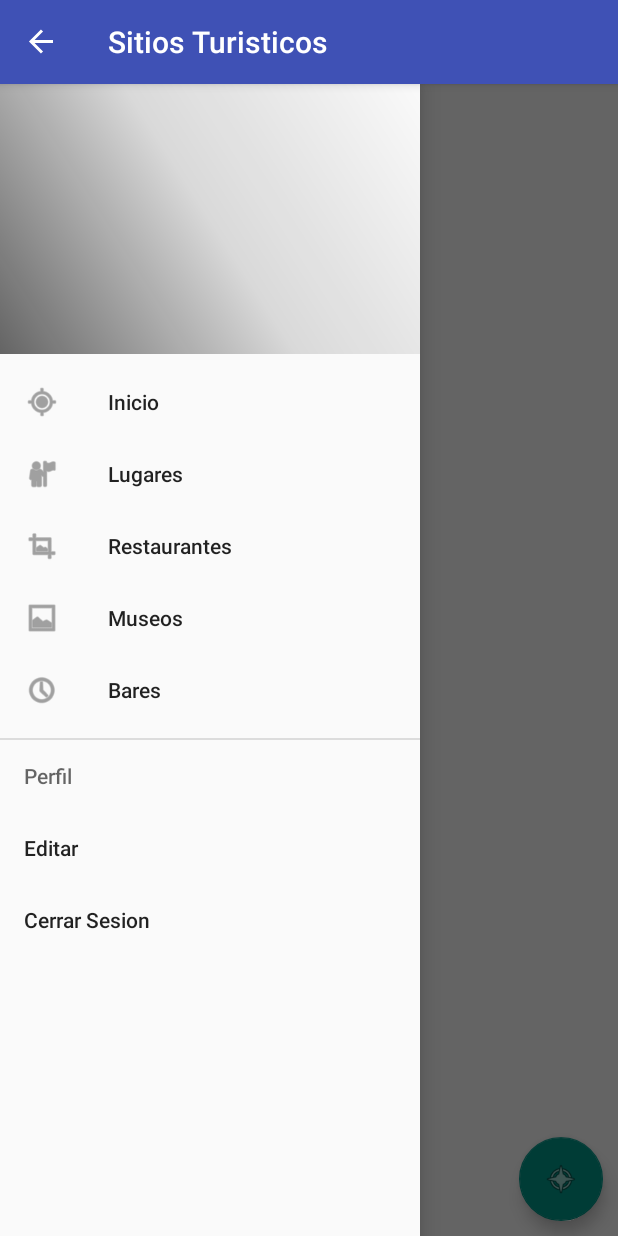
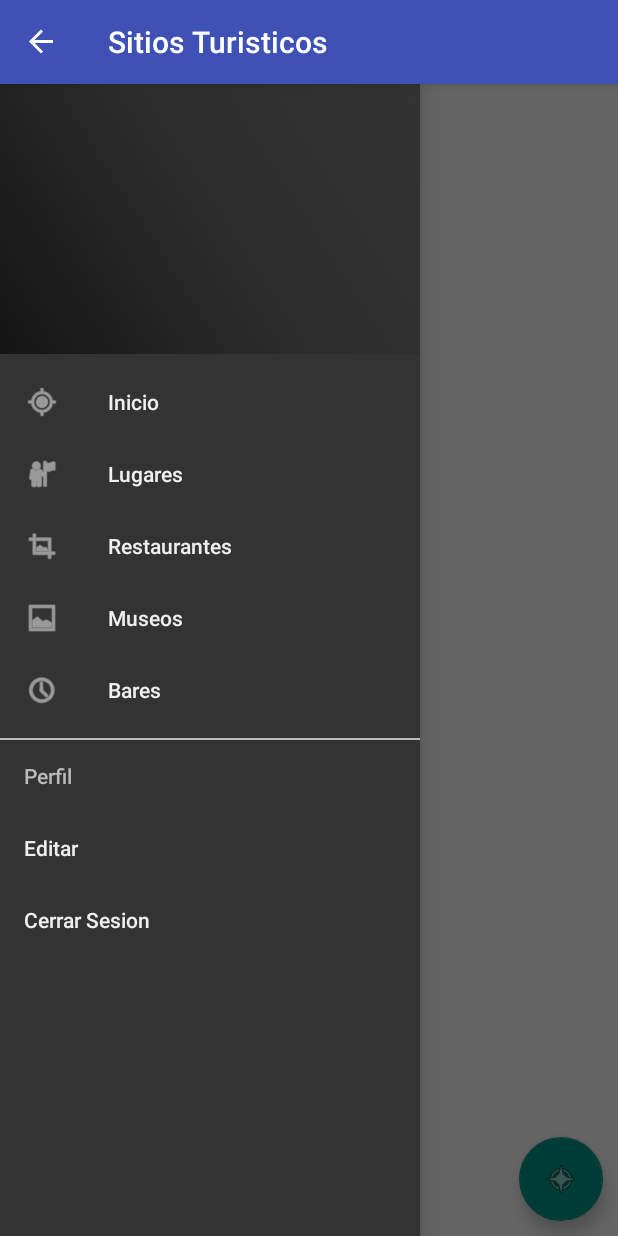
Before and after one commit to milo2005/A2B_Turismo, an Android app: the MainActivity screen opened directly, with no data from a screen before it, with the side drawer open, on a phone screen of 412 x 824 dp. Run offline under Robolectric (Android 15) with nearby library versions, the phone set to English and light mode, and no system bars; our stand-ins replace Picasso; libraries missing offline, so code that uses them is left out: com.makeramen.roundedimageview; pictures from the network do not load; 4 statements that could not run were skipped.

Commit message:
NavigationView personalizado

```diff
--- a/app/build.gradle
+++ b/app/build.gradle
@@ -28,4 +28,5 @@ dependencies {
     compile 'com.android.support:recyclerview-v7:22.2.1'
     compile 'com.github.satyan:sugar:1.4'
     compile 'com.squareup.picasso:picasso:2.5.2'
+    compile 'com.makeramen:roundedimageview:2.1.2'
 }
--- a/app/src/main/java/creati/movil/tuguia/MainActivity.java
+++ b/app/src/main/java/creati/movil/tuguia/MainActivity.java
@@ -14,7 +14,9 @@ import android.view.View;
 import android.widget.ImageView;
 import android.widget.TextView;
 
+import com.makeramen.roundedimageview.RoundedTransformationBuilder;
 import com.squareup.picasso.Picasso;
+import com.squareup.picasso.Transformation;
 
 import java.net.URI;
 
@@ -61,7 +63,10 @@ public class MainActivity extends AppCompatActivity implements NavigationView.On
         Uri uriUsr = Uri.parse(preferences.getString(AppUtil.KEY_USR_IMG, ""));
         Uri uriBanner  = Uri.parse(preferences.getString(AppUtil.KEY_USR_IMG_BANNER,""));
 
-        Picasso.with(this).load(uriUsr).into(usrImg);
+        Transformation rounded = new RoundedTransformationBuilder()
+                .oval(true).build();
+
+        Picasso.with(this).load(uriUsr).transform(rounded).into(usrImg);
         Picasso.with(this).load(uriBanner).into(bannerImg);
 
 
--- a/app/src/main/res/layout/activity_main.xml
+++ b/app/src/main/res/layout/activity_main.xml
@@ -9,7 +9,9 @@
     <android.support.v4.widget.DrawerLayout
         android:id="@+id/drawer"
         android:layout_width="match_parent"
-        android:layout_height="match_parent">
+        android:layout_height="match_parent"
+
+        >
 
         <FrameLayout
             android:layout_width="match_parent"
@@ -38,12 +40,16 @@
 
 
         <android.support.design.widget.NavigationView
+            app:theme="@style/NavViewTheme"
             android:id="@+id/nav"
             android:layout_height="match_parent"
             android:layout_width="wrap_content"
             android:layout_gravity="start"
             app:menu="@menu/menu_nav"
             app:headerLayout="@layout/header_nav"
+            app:itemTextColor="@color/nav_item_text"
+            app:itemIconTint="@color/nav_item_icon"
+            android:background="@color/nav_bg"
             />
 
     </android.support.v4.widget.DrawerLayout>
--- a/app/src/main/res/values/colors.xml
+++ b/app/src/main/res/values/colors.xml
@@ -3,4 +3,10 @@
     <color name="primary">#3F51B5</color>
     <color name="primaryDark">#303F9F</color>
     <color name="accent">#009688</color>
+
+    <color name="nav_bg">#333333</color>
+    <color name="nav_item_text">#efefef</color>
+    <color name="nav_item_icon">#dddddd</color>
+    <color name="nav_subheader_txt">#bbbbbb</color>
+    <color name="nav_subheader_divisor">#bbbbbb</color>
 </resources>
--- a/app/src/main/res/values/styles.xml
+++ b/app/src/main/res/values/styles.xml
@@ -1,5 +1,10 @@
 <resources>
 
+    <style name="NavViewTheme" parent="Widget.Design.NavigationView">
+        <item name="android:listDivider">@color/nav_subheader_divisor</item>
+        <item name="android:textColorSecondary">@color/nav_subheader_txt</item>
+        <item name="android:background">@null</item>
+    </style>
 
     <style name="ButtonAccentColor" parent="Widget.AppCompat.Button">
         <item name="colorButtonNormal">@color/accent</item>
```
Also changed, not shown: 1 other file.
